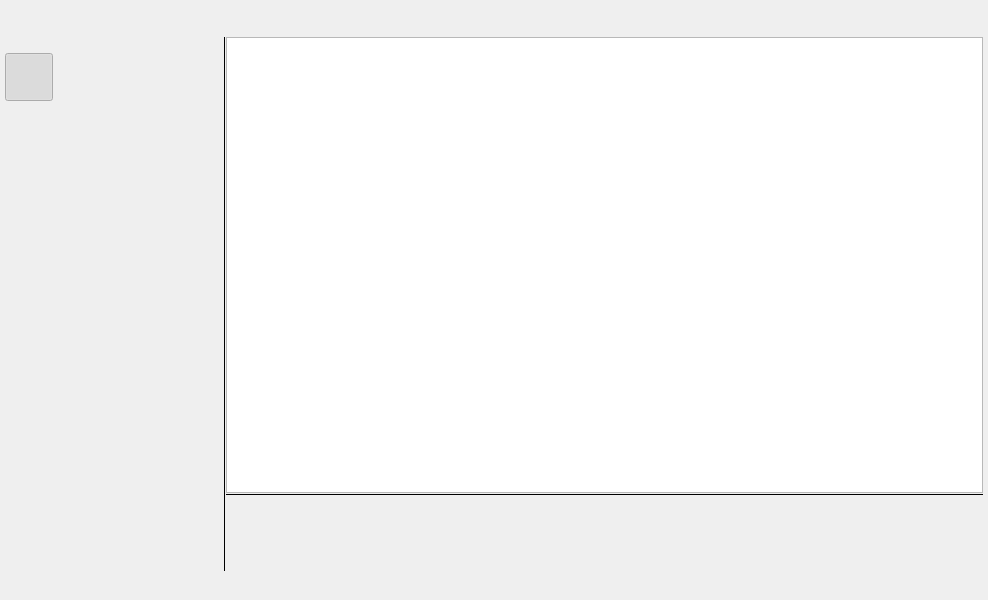
Old version of the form src/fileo/ui/main.ui in the repository Michal-D4/fileo.
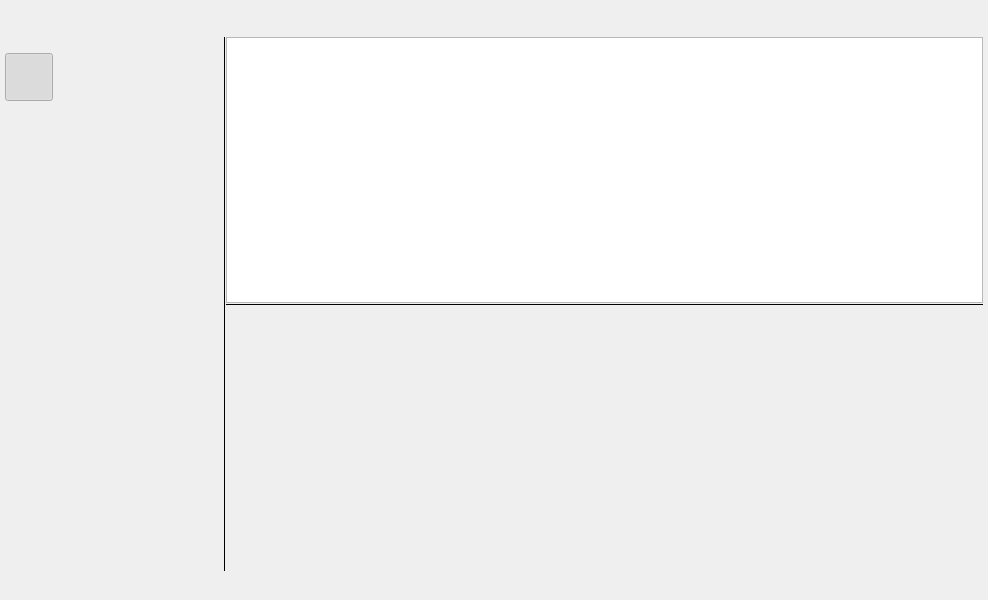
New version of the form.

```diff
--- a/src/fileo/ui/main.ui
+++ b/src/fileo/ui/main.ui
@@ -690,12 +690,18 @@
              </widget>
             </item>
             <item>
-             <layout class="QVBoxLayout" name="verticalLayout" stretch="1,0,0">
+             <layout class="QVBoxLayout" name="verticalLayout" stretch="0,0,0">
               <property name="spacing">
                <number>0</number>
               </property>
               <item>
                <widget class="QTreeView" name="file_list">
+                <property name="sizePolicy">
+                 <sizepolicy hsizetype="Preferred" vsizetype="Preferred">
+                  <horstretch>0</horstretch>
+                  <verstretch>0</verstretch>
+                 </sizepolicy>
+                </property>
                 <property name="contextMenuPolicy">
                  <enum>Qt::CustomContextMenu</enum>
                 </property>
@@ -756,7 +762,7 @@
               <item>
                <widget class="QFrame" name="noteHolder">
                 <property name="sizePolicy">
-                 <sizepolicy hsizetype="Preferred" vsizetype="Fixed">
+                 <sizepolicy hsizetype="Preferred" vsizetype="Preferred">
                   <horstretch>0</horstretch>
                   <verstretch>0</verstretch>
                  </sizepolicy>
@@ -764,7 +770,7 @@
                 <property name="minimumSize">
                  <size>
                   <width>0</width>
-                  <height>75</height>
+                  <height>0</height>
                  </size>
                 </property>
                 <property name="styleSheet">
```
